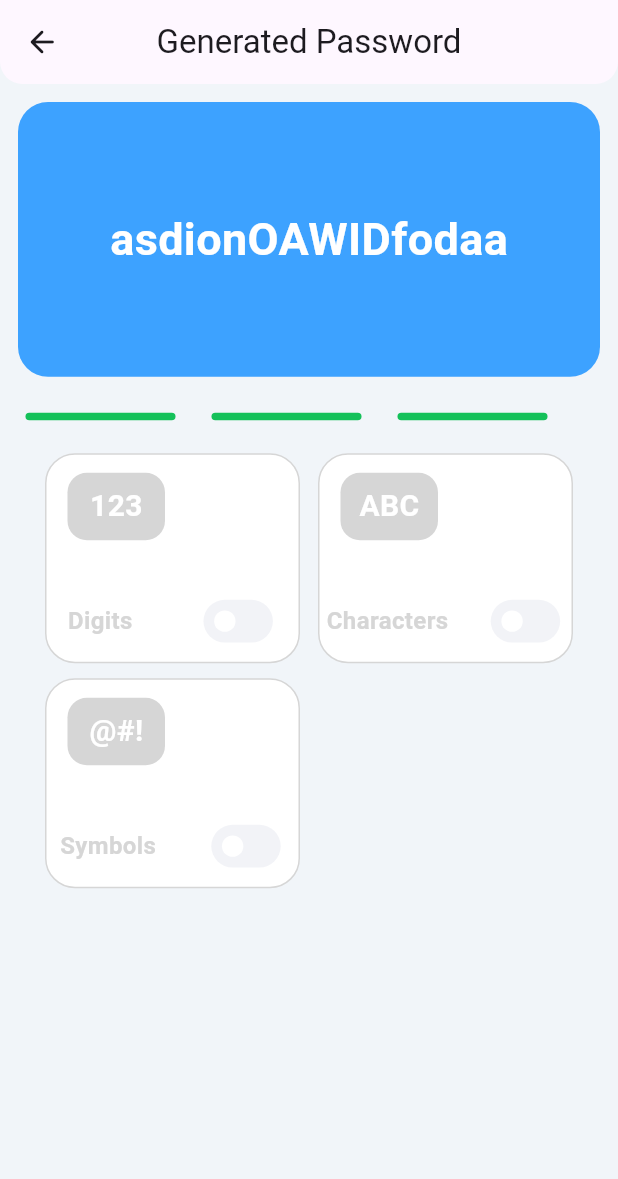
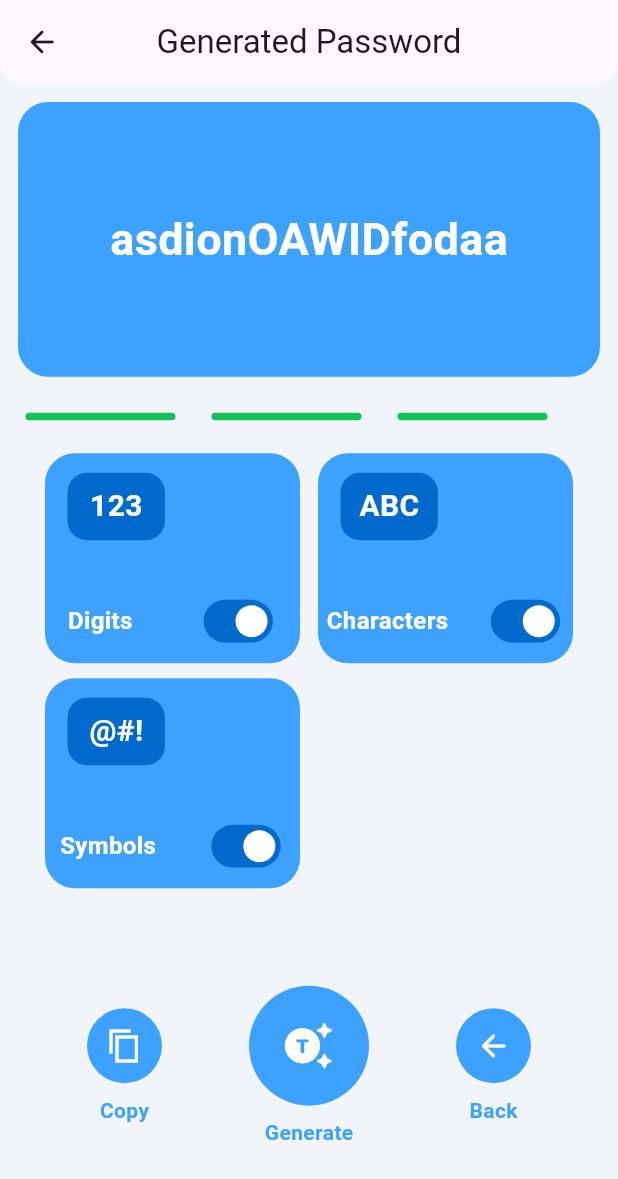
Before and after one commit to Nishan-Pradhan06/passwordgenerator, a Flutter app: the HomePage screen opened directly, on a phone screen of 412 x 824 dp. Shown: the top 1179 px of the screen. Run offline on Flutter 3.47's test engine with Material 3 defaults, Android fonts, the light colour scheme and no system bars; our stand-ins replace shared_preferences, smooth_page_indicator; accounts and stored records are empty.

Commit message:
button added

```diff
--- a/lib/home/presentation/main_home_page.dart
+++ b/lib/home/presentation/main_home_page.dart
@@ -5,6 +5,7 @@ import 'package:randowmpasswordgenerator/core/theme/colors.dart';
 import 'package:randowmpasswordgenerator/home/presentation/onboarding_screen.dart';
 import 'package:randowmpasswordgenerator/home/widgets/bar.dart';
 import 'package:randowmpasswordgenerator/home/widgets/menu.dart';
+import 'package:randowmpasswordgenerator/home/widgets/bottons.dart';
 import 'package:randowmpasswordgenerator/home/widgets/password_container.dart';
 import 'package:shared_preferences/shared_preferences.dart';
 
@@ -57,6 +58,7 @@ class _HomePageState extends State<HomePage> {
           SizedBox(
             height: 10.0,
           ),
+          BottonButtons()
         ],
       ),
     );
--- /dev/null
+++ b/lib/home/widgets/bottons.dart
@@ -0,0 +1,123 @@
+import 'package:flutter/material.dart';
+import 'package:randowmpasswordgenerator/core/theme/colors.dart';
+import 'package:randowmpasswordgenerator/home/presentation/onboarding_screen.dart';
+
+class BottonButtons extends StatefulWidget {
+  const BottonButtons({super.key});
+
+  @override
+  State<BottonButtons> createState() => _BottonButtonsState();
+}
+
+class _BottonButtonsState extends State<BottonButtons> {
+  @override
+  Widget build(BuildContext context) {
+    return Container(
+      margin: const EdgeInsets.only(top: 45),
+      child: Row(
+        // mainAxisSize: MainAxisSize.m,s
+        mainAxisAlignment: MainAxisAlignment.spaceEvenly,
+        children: [
+          Column(
+            children: [
+              Container(
+                height: 50,
+                width: 50,
+                decoration: const BoxDecoration(
+                    color: BrandColors.kSecondary, shape: BoxShape.circle),
+                child: Center(
+                  child: Stack(
+                    children: [
+                      IconButton(
+                        onPressed: () {},
+                        icon: const Icon(
+                          Icons.copy_sharp,
+                          color: Colors.white,
+                        ),
+                      )
+                    ],
+                  ),
+                ),
+              ),
+              const SizedBox(
+                height: 8,
+              ),
+              const Text(
+                'Copy',
+                style: TextStyle(
+                    fontWeight: FontWeight.bold, color: BrandColors.kSecondary),
+              ),
+            ],
+          ),
+          Column(
+            children: [
+              Container(
+                height: 80,
+                width: 80,
+                decoration: const BoxDecoration(
+                    color: BrandColors.kSecondary, shape: BoxShape.circle),
+                child: Center(
+                  child: Stack(
+                    children: [
+                      IconButton(
+                        onPressed: () {},
+                        icon: const Icon(
+                          Icons.generating_tokens_rounded,
+                          color: Colors.white,
+                          size: 35,
+                        ),
+                      )
+                    ],
+                  ),
+                ),
+              ),
+              const SizedBox(
+                height: 8,
+              ),
+              const Text(
+                'Generate',
+                style: TextStyle(
+                    fontWeight: FontWeight.bold, color: BrandColors.kSecondary),
+              ),
+            ],
+          ),
+          Column(
+            children: [
+              Container(
+                height: 50,
+                width: 50,
+                decoration: const BoxDecoration(
+                    color: BrandColors.kSecondary, shape: BoxShape.circle),
+                child: Center(
+                  child: Stack(
+                    children: [
+                      IconButton(
+                        onPressed: () {
+                          Navigator.of(context).pushReplacement(
+                              MaterialPageRoute(
+                                  builder: (context) => const OnBoarding()));
+                        },
+                        icon: const Icon(
+                          Icons.arrow_back_rounded,
+                          color: Colors.white,
+                        ),
+                      )
+                    ],
+                  ),
+                ),
+              ),
+              const SizedBox(
+                height: 8,
+              ),
+              const Text(
+                'Back',
+                style: TextStyle(
+                    fontWeight: FontWeight.bold, color: BrandColors.kSecondary),
+              ),
+            ],
+          ),
+        ],
+      ),
+    );
+  }
+}
--- a/lib/home/widgets/menu.dart
+++ b/lib/home/widgets/menu.dart
@@ -11,7 +11,7 @@ class SelectionMenu extends StatefulWidget {
 class _SelectionMenuState extends State<SelectionMenu> {
   // int selectedContainerIndex = 0;
   // Map<String, bool> selectedContainerIndex ={'123':false,'ABC':false,'@#!':false};
-  bool _isSettingEnabled = false;
+  bool _isSettingEnabled = true;
 
   @override
   Widget build(BuildContext context) {
```
Also changed, not shown: lib/home/widgets/buttons.dart (deleted, +0 -78 lines).
